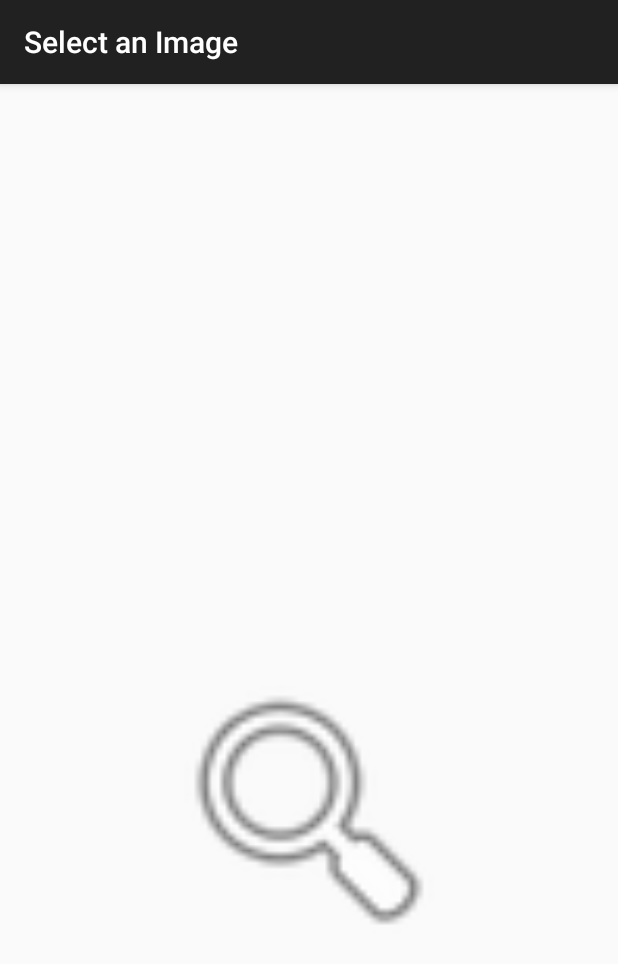
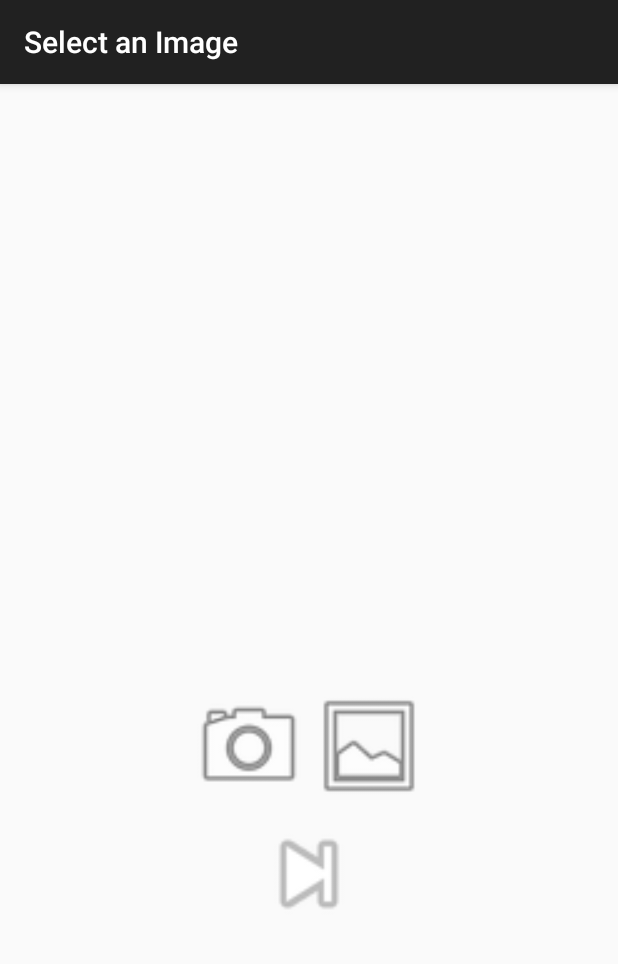
Before and after one commit to LilyMG/SimilarFace, an Android app: the PersonaLInfoActivity screen opened directly, with no data from a screen before it, on a phone screen of 412 x 824 dp. Shown: the top 964 px of the screen. Run offline under Robolectric (Android 15) with nearby library versions, the phone set to English and light mode, and no system bars.

Commit message:
profileActivity

```diff
--- a/app/src/main/java/com/microsoft/projectoxford/face/samples/ui/FindSimilarFaceActivity.java
+++ b/app/src/main/java/com/microsoft/projectoxford/face/samples/ui/FindSimilarFaceActivity.java
@@ -348,6 +348,8 @@ public class FindSimilarFaceActivity extends AppCompatActivity {
     // Progress dialog popped up when communicating with server.
     ProgressDialog mProgressDialog;
 
+    private Intent data;
+
     @Override
     protected void onCreate(Bundle savedInstanceState) {
         super.onCreate(savedInstanceState);
@@ -363,6 +365,30 @@ public class FindSimilarFaceActivity extends AppCompatActivity {
         initializeFaceList();
 
         LogHelper.clearFindSimilarFaceLog();
+        data = getIntent();
+        setSelectedImage();
+    }
+
+    private void setSelectedImage() {
+
+        mTargetBitmap = ImageHelper.loadSizeLimitedBitmapFromUri(
+                data.getData(), getContentResolver());
+        if (mTargetBitmap != null) {
+            View originalFaces = findViewById(R.id.all_faces);
+            originalFaces.setVisibility(View.VISIBLE);
+
+            // Put the image into an input stream for detection.
+            ByteArrayOutputStream output = new ByteArrayOutputStream();
+            mTargetBitmap.compress(Bitmap.CompressFormat.JPEG, 100, output);
+            ByteArrayInputStream inputStream
+                    = new ByteArrayInputStream(output.toByteArray());
+
+            setAllButtonsEnabledStatus(false);
+
+            addLog("Request: Detecting in image " + data.getData());
+            // Start a background task to detect faces in the image.
+            new DetectionTask(REQUEST_SELECT_IMAGE).execute(inputStream);
+        }
     }
 
     @Override
@@ -389,26 +415,26 @@ public class FindSimilarFaceActivity extends AppCompatActivity {
                 }
             }
         } else if (requestCode == REQUEST_SELECT_IMAGE) {
-            if(resultCode == RESULT_OK) {
-                mTargetBitmap = ImageHelper.loadSizeLimitedBitmapFromUri(
-                        data.getData(), getContentResolver());
-                if (mTargetBitmap != null) {
-                    View originalFaces = findViewById(R.id.all_faces);
-                    originalFaces.setVisibility(View.VISIBLE);
-
-                    // Put the image into an input stream for detection.
-                    ByteArrayOutputStream output = new ByteArrayOutputStream();
-                    mTargetBitmap.compress(Bitmap.CompressFormat.JPEG, 100, output);
-                    ByteArrayInputStream inputStream
-                            = new ByteArrayInputStream(output.toByteArray());
-
-                    setAllButtonsEnabledStatus(false);
-
-                    addLog("Request: Detecting in image " + data.getData());
-                    // Start a background task to detect faces in the image.
-                    new DetectionTask(REQUEST_SELECT_IMAGE).execute(inputStream);
-                }
-            }
+//            if(resultCode == RESULT_OK) {
+//                mTargetBitmap = ImageHelper.loadSizeLimitedBitmapFromUri(
+//                        data.getData(), getContentResolver());
+//                if (mTargetBitmap != null) {
+//                    View originalFaces = findViewById(R.id.all_faces);
+//                    originalFaces.setVisibility(View.VISIBLE);
+//
+//                    // Put the image into an input stream for detection.
+//                    ByteArrayOutputStream output = new ByteArrayOutputStream();
+//                    mTargetBitmap.compress(Bitmap.CompressFormat.JPEG, 100, output);
+//                    ByteArrayInputStream inputStream
+//                            = new ByteArrayInputStream(output.toByteArray());
+//
+//                    setAllButtonsEnabledStatus(false);
+//
+//                    addLog("Request: Detecting in image " + data.getData());
+//                    // Start a background task to detect faces in the image.
+//                    new DetectionTask(REQUEST_SELECT_IMAGE).execute(inputStream);
+//                }
+//            }
         }
     }
 
--- a/app/src/main/res/layout/activity_person.xml
+++ b/app/src/main/res/layout/activity_person.xml
@@ -2,29 +2,54 @@
 
 <LinearLayout xmlns:android="http://schemas.android.com/apk/res/android"
     android:layout_width="match_parent"
-    android:layout_height="match_parent" android:paddingLeft="@dimen/activity_horizontal_margin"
+    android:layout_height="match_parent"
+    android:focusable="true"
+    android:focusableInTouchMode="true"
+    android:gravity="center"
+    android:orientation="vertical"
+    android:paddingBottom="@dimen/activity_vertical_margin"
+    android:paddingLeft="@dimen/activity_horizontal_margin"
     android:paddingRight="@dimen/activity_horizontal_margin"
-    android:orientation="vertical"
-    android:paddingTop="@dimen/activity_vertical_margin"
-    android:paddingBottom="@dimen/activity_vertical_margin"
-    android:gravity="center"
-    android:focusable="true"
-    android:focusableInTouchMode="true">
+    android:paddingTop="@dimen/activity_vertical_margin">
 
     <ImageView
-        android:src="@android:drawable/btn_star"
         android:id="@+id/person_name_view"
         android:layout_width="200dp"
         android:layout_height="200dp"
-        android:layout_marginBottom="@dimen/view_margin"/>
+        android:layout_marginBottom="@dimen/view_margin"
+        android:src="@android:drawable/btn_star" />
+
+    <LinearLayout
+        android:layout_width="wrap_content"
+        android:layout_height="wrap_content">
+
+
+        <ImageView
+            android:id="@+id/camera"
+            android:layout_width="80dp"
+            android:layout_height="80dp"
+            android:layout_marginBottom="@dimen/view_margin"
+            android:onClick="startSearch"
+            android:src="@android:drawable/ic_menu_camera" />
+
+
+        <ImageView
+            android:id="@+id/gallery"
+            android:layout_width="80dp"
+            android:layout_height="80dp"
+            android:layout_marginBottom="@dimen/view_margin"
+            android:onClick="startSearch"
+            android:src="@android:drawable/ic_menu_gallery" />
+
+    </LinearLayout>
 
 
     <ImageView
+        android:id="@+id/start_scanning"
+        android:layout_width="80dp"
+        android:layout_height="80dp"
+        android:layout_marginBottom="@dimen/view_margin"
         android:onClick="startSearch"
-        android:src="@android:drawable/ic_menu_search"
-        android:id="@+id/start_scanning"
-        android:layout_width="200dp"
-        android:layout_height="200dp"
-        android:layout_marginBottom="@dimen/view_margin"/>
+        android:src="@android:drawable/ic_media_next" />
 
 </LinearLayout>
```
